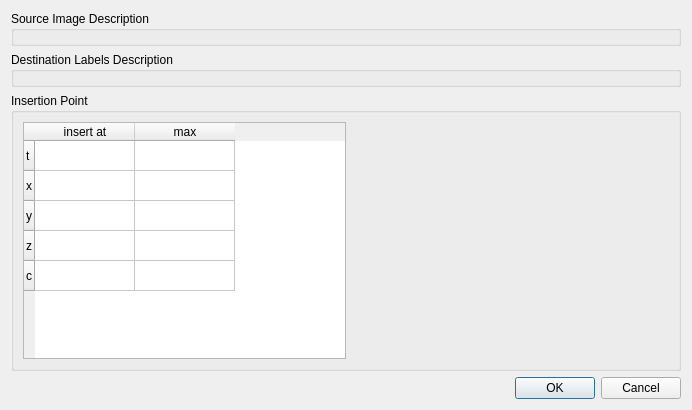
The window that ilastik/applets/labeling/dataImportOptionsDlg.ui (ilastik/ilastik) describes before a commit, drawn with Qt 5.
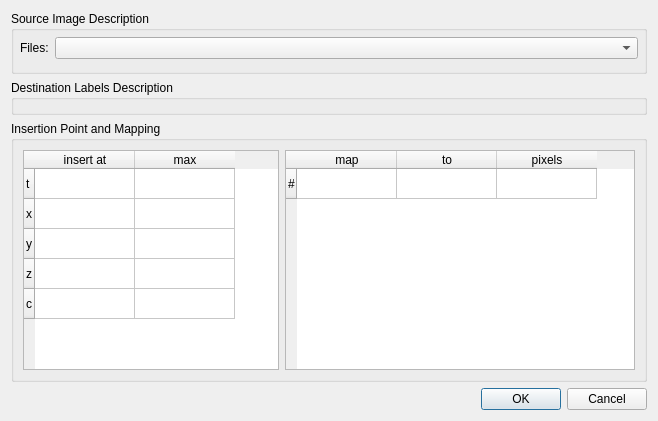
The same window after the commit. Custom widgets are drawn as their Qt base class.

Commit message: Completed label import polish pass Added import support for all labels (not just carving workflows) Added better UI support to display input meta data Added feature to guess at the proper label import position based on numbers in filenames Added feature to enable abitrary label id mappings (including ignoring) Fixed issue exception thrown on exit / project close due to MetaInfoWidget holding onto QLabel (but used OpOutputProvider to create wrapper)

```diff
--- a/ilastik/applets/labeling/dataImportOptionsDlg.ui
+++ b/ilastik/applets/labeling/dataImportOptionsDlg.ui
@@ -6,8 +6,8 @@
    <rect>
     <x>0</x>
     <y>0</y>
-    <width>692</width>
-    <height>410</height>
+    <width>658</width>
+    <height>421</height>
    </rect>
   </property>
   <property name="sizePolicy">
@@ -44,6 +44,26 @@
       <property name="bottomMargin">
        <number>6</number>
       </property>
+      <item>
+       <layout class="QHBoxLayout" name="horizontalLayout_2">
+        <item>
+         <widget class="QLabel" name="filenameLabel1">
+          <property name="sizePolicy">
+           <sizepolicy hsizetype="Fixed" vsizetype="Fixed">
+            <horstretch>0</horstretch>
+            <verstretch>0</verstretch>
+           </sizepolicy>
+          </property>
+          <property name="text">
+           <string>Files:</string>
+          </property>
+         </widget>
+        </item>
+        <item>
+         <widget class="QComboBox" name="inputFilesComboBox"/>
+        </item>
+       </layout>
+      </item>
       <item>
        <widget class="SlotMetaInfoDisplayWidget" name="inputMetaInfoWidget" native="true"/>
       </item>
@@ -89,7 +109,7 @@
       </sizepolicy>
      </property>
      <property name="title">
-      <string>Insertion Point</string>
+      <string>Insertion Point and Mapping</string>
      </property>
      <property name="checkable">
       <bool>false</bool>
@@ -98,7 +118,7 @@
       <item>
        <widget class="QTableWidget" name="positionWidget">
         <property name="sizePolicy">
-         <sizepolicy hsizetype="MinimumExpanding" vsizetype="Expanding">
+         <sizepolicy hsizetype="Minimum" vsizetype="Expanding">
           <horstretch>0</horstretch>
           <verstretch>0</verstretch>
          </sizepolicy>
@@ -195,20 +215,48 @@
        </widget>
       </item>
       <item>
-       <spacer name="horizontalSpacer">
-        <property name="orientation">
-         <enum>Qt::Horizontal</enum>
+       <widget class="QTableWidget" name="mappingWidget">
+        <property name="sizePolicy">
+         <sizepolicy hsizetype="MinimumExpanding" vsizetype="Expanding">
+          <horstretch>0</horstretch>
+          <verstretch>0</verstretch>
+         </sizepolicy>
         </property>
-        <property name="sizeType">
-         <enum>QSizePolicy::Expanding</enum>
+        <property name="rowCount">
+         <number>1</number>
         </property>
-        <property name="sizeHint" stdset="0">
-         <size>
-          <width>40</width>
-          <height>20</height>
-         </size>
+        <property name="columnCount">
+         <number>3</number>
         </property>
-       </spacer>
+        <attribute name="horizontalHeaderDefaultSectionSize">
+         <number>100</number>
+        </attribute>
+        <row>
+         <property name="text">
+          <string>#</string>
+         </property>
+        </row>
+        <column>
+         <property name="text">
+          <string>map</string>
+         </property>
+        </column>
+        <column>
+         <property name="text">
+          <string>to</string>
+         </property>
+        </column>
+        <column>
+         <property name="text">
+          <string>pixels</string>
+         </property>
+        </column>
+        <item row="0" column="0">
+         <property name="text">
+          <string/>
+         </property>
+        </item>
+       </widget>
       </item>
      </layout>
     </widget>
```
Left out of the diff: 2 changed lines with no effect on the pictures. The commit also changes 2 other files.
